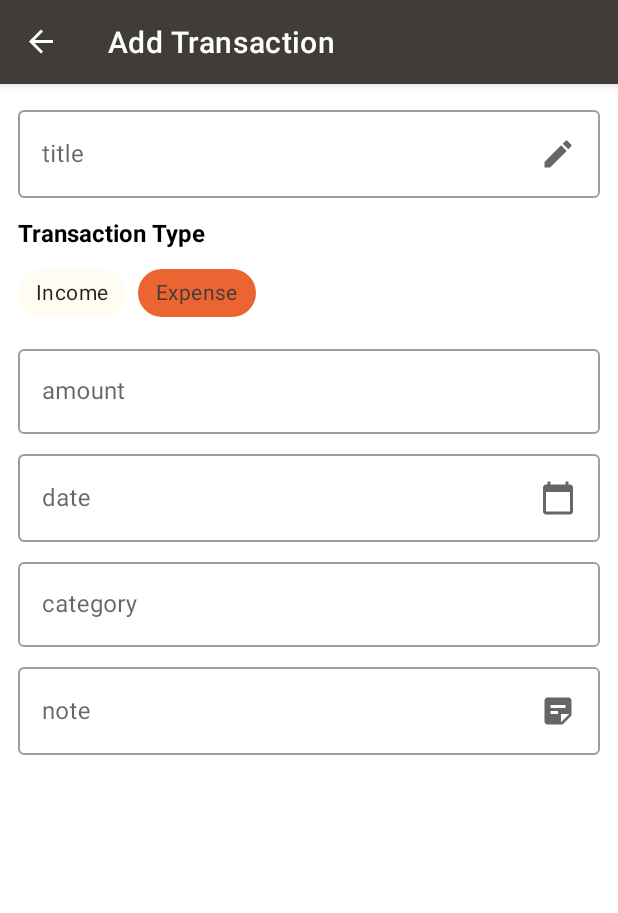
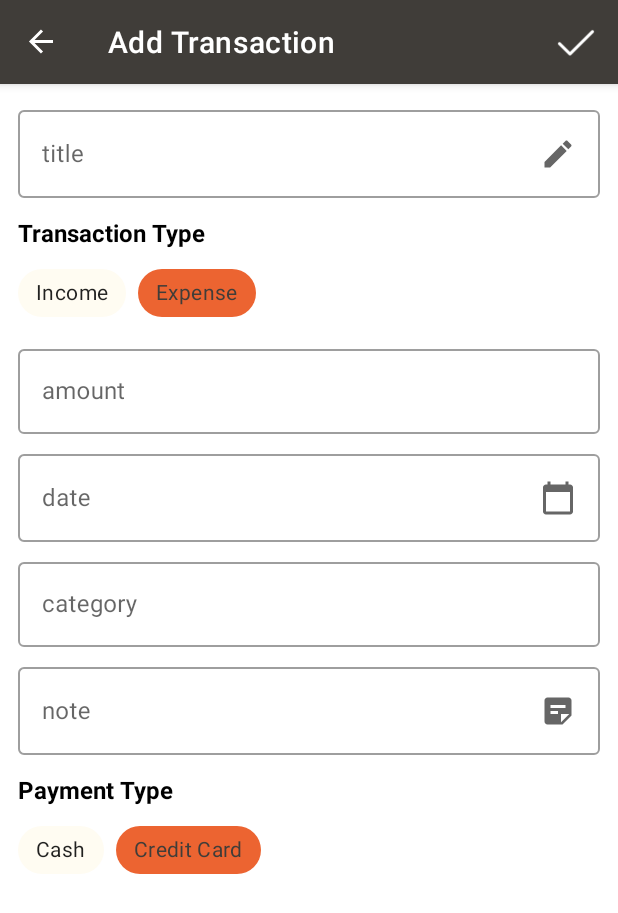
Before and after one commit to Arefyazdkhasti/ArFincance, an Android app: the screen it shows after launch (MainActivity), after a tap on "Add", on a phone screen of 412 x 824 dp. Shown: the top 913 px of the screen. Run offline under Robolectric (Android 15) with nearby library versions, the phone set to English and light mode, and no system bars; our stand-ins replace Dagger/Hilt's generated code, Room's generated code, navigation-ui; libraries missing offline, so code that uses them is left out: androidx.hilt, androidx.hilt.lifecycle, com.xwray.groupie.

Commit message:
room db insert and show add implemented

```diff
--- a/app/src/main/java/com/example/arfinance/data/local/TransactionDao.kt
+++ b/app/src/main/java/com/example/arfinance/data/local/TransactionDao.kt
@@ -10,7 +10,7 @@ import java.util.*
 @Dao
 interface TransactionDao {
 
-    @Insert(onConflict = OnConflictStrategy.IGNORE)
+    @Insert(onConflict = OnConflictStrategy.REPLACE)
     suspend fun insertTransaction(transaction: Transactions)
 
     @Delete
@@ -25,7 +25,7 @@ interface TransactionDao {
     @Query("SELECT * FROM transaction_table WHERE date = :date")
     fun getTransactionByDateAsync(date: String): Flow<List<Transactions>>
 
-    @Query("SELECT * FROM transaction_table WHERE categoryID = :categoryID")
-    fun getTransactionByCategoryAsync(categoryID: Int): Flow<List<Transactions>>
+   /* @Query("SELECT * FROM transaction_table WHERE categoryID = :categoryID")
+    fun getTransactionByCategoryAsync(categoryID: Int): Flow<List<Transactions>>*/
 
 }
--- a/app/src/main/java/com/example/arfinance/data/local/TransactionDataBase.kt
+++ b/app/src/main/java/com/example/arfinance/data/local/TransactionDataBase.kt
@@ -12,27 +12,11 @@ import kotlinx.coroutines.launch
 import javax.inject.Inject
 import javax.inject.Provider
 
-@Database(entities = [Transactions::class], version = 2,exportSchema = false)
+@Database(entities = [Transactions::class], version = 1,exportSchema = false)
 abstract class TransactionDataBase: RoomDatabase() {
 
     abstract fun transactionDao(): TransactionDao
 
-   /* class Callback @Inject constructor(
-        private val database: Provider<TransactionDataBase>,
-        @ApplicationScope private val applicationScope: CoroutineScope
-    ) : RoomDatabase.Callback() {
-
-        override fun onCreate(db: SupportSQLiteDatabase) {
-            super.onCreate(db)
-
-            val dao = database.get().transactionDao()
-
-            applicationScope.launch {
-                dao.insertTransaction(Transactions(0,"r","r",1,"r","r","r"))
-                dao.insertTransaction(Transactions(0,"re","re",1,"re","re","re"))
-            }
-        }
-    }*/
    companion object {
        @Volatile
        private var instance: TransactionDataBase? = null
--- a/app/src/main/java/com/example/arfinance/di/AppModule.kt
+++ b/app/src/main/java/com/example/arfinance/di/AppModule.kt
@@ -9,6 +9,7 @@ import dagger.hilt.android.components.ApplicationComponent
 import dagger.hilt.android.qualifiers.ApplicationContext
 import kotlinx.coroutines.CoroutineScope
 import kotlinx.coroutines.SupervisorJob
+import java.util.*
 import javax.inject.Qualifier
 import javax.inject.Singleton
 
@@ -16,25 +17,12 @@ import javax.inject.Singleton
 @InstallIn(ApplicationComponent::class)
 object AppModule {
 
-    /*@Provides
     @Singleton
-    fun provideDatabase(
-        app: Application,
-        callback: TransactionDataBase.Callback
-    ) = Room.databaseBuilder(app, TransactionDataBase::class.java, "transaction")
-        .fallbackToDestructiveMigration()
-        .addCallback(callback)
-        .build()
-
     @Provides
-    fun provideTaskDao(db: TransactionDataBase) = db.transactionDao()*/
+    fun provideNewsDataBse(@ApplicationContext context: Context) = TransactionDataBase.getDatabase(context)
 
     @Singleton
     @Provides
-    fun provideNewsDataBse(@ApplicationContext context: Context) = TransactionDataBase.getDatabase(context)
-    @Singleton
-    @Provides
-
     fun provideNewsDao(db: TransactionDataBase) = db.transactionDao()
 
 
@@ -42,6 +30,7 @@ object AppModule {
     @Provides
     @Singleton
     fun provideApplicationScope() = CoroutineScope(SupervisorJob())
+
 }
 
 @Retention(AnnotationRetention.RUNTIME)
--- a/app/src/main/java/com/example/arfinance/ui/addEditTransaction/AddEditTransactionFragment.kt
+++ b/app/src/main/java/com/example/arfinance/ui/addEditTransaction/AddEditTransactionFragment.kt
@@ -1,14 +1,16 @@
 package com.example.arfinance.ui.addEditTransaction
 
 import android.os.Bundle
-import android.view.LayoutInflater
+import android.view.*
+import androidx.core.widget.addTextChangedListener
 import androidx.fragment.app.Fragment
-import android.view.View
-import android.view.ViewGroup
 import androidx.fragment.app.viewModels
 import com.example.arfinance.R
+import com.example.arfinance.data.dataModel.Category
 import com.example.arfinance.databinding.AddEditTransactionFragmentBinding
 import com.example.arfinance.util.autoCleared
+import com.example.arfinance.util.enumerian.CategoryType
+import com.example.arfinance.util.enumerian.TransactionType
 import dagger.hilt.android.AndroidEntryPoint
 
 @AndroidEntryPoint
@@ -29,10 +31,50 @@ class AddEditTransactionFragment : Fragment(R.layout.add_edit_transaction_fragme
 
     override fun onViewCreated(view: View, savedInstanceState: Bundle?) {
         super.onViewCreated(view, savedInstanceState)
+        setHasOptionsMenu(true)
 
         binding.apply {
+            title.addTextChangedListener {
+                viewModel.transactionTitle = it.toString()
+            }
+
+            amount.addTextChangedListener {
+                viewModel.transactionAmount = it.toString().toLong()
+            }
+
+            date.addTextChangedListener {
+                viewModel.transactionDate = it.toString()
+            }
+
+            category.addTextChangedListener {
+                viewModel.transactionCategory = it.toString().toInt()
+            }
+
+            note.addTextChangedListener {
+                viewModel.transactionNote = it.toString()
+            }
+
+            if (operationTypeGroup.checkedChipId == 0)
+                viewModel.transactionType = TransactionType.Income
+            else if (operationTypeGroup.checkedChipId == 1)
+                viewModel.transactionType = TransactionType.Expense
 
         }
     }
 
+    override fun onCreateOptionsMenu(menu: Menu, inflater: MenuInflater) {
+        inflater.inflate(R.menu.add_option_menu, menu)
+        super.onCreateOptionsMenu(menu, inflater)
+    }
+
+    override fun onOptionsItemSelected(item: MenuItem): Boolean {
+        return when (item.itemId) {
+            R.id.add_menu_option -> {
+                viewModel.onSaveClick()
+                true
+            }
+            else -> super.onOptionsItemSelected(item)
+        }
+    }
+
 }
--- a/app/src/main/java/com/example/arfinance/ui/transactionList/TransactionListFragment.kt
+++ b/app/src/main/java/com/example/arfinance/ui/transactionList/TransactionListFragment.kt
@@ -1,17 +1,22 @@
 package com.example.arfinance.ui.transactionList
 
-import androidx.lifecycle.ViewModelProvider
 import android.os.Bundle
 import androidx.fragment.app.Fragment
 import android.view.LayoutInflater
 import android.view.View
 import android.view.ViewGroup
+import android.widget.Toast
 import androidx.fragment.app.viewModels
 import androidx.navigation.Navigation
+import androidx.recyclerview.widget.LinearLayoutManager
+import androidx.recyclerview.widget.RecyclerView
 import com.example.arfinance.R
+import com.example.arfinance.data.dataModel.Transactions
 import com.example.arfinance.databinding.TransactionListFragmentBinding
 import com.example.arfinance.util.autoCleared
 import com.example.arfinance.util.interfaces.OpenFullScreenListener
+import com.xwray.groupie.GroupAdapter
+import com.xwray.groupie.GroupieViewHolder
 import dagger.hilt.android.AndroidEntryPoint
 
 @AndroidEntryPoint
@@ -33,7 +38,7 @@ class TransactionListFragment : Fragment(R.layout.transaction_list_fragment) {
         super.onViewCreated(view, savedInstanceState)
         (requireActivity() as OpenFullScreenListener).onScreenClose()
 
-        binding.addTransactionFab.setOnClickListener{
+        binding.addTransactionFab.setOnClickListener {
             if (it == null) return@setOnClickListener
             val action = TransactionListFragmentDirections.addEditTransaction()
             Navigation.findNavController(requireActivity(), it.id).navigate(action)
@@ -42,11 +47,37 @@ class TransactionListFragment : Fragment(R.layout.transaction_list_fragment) {
     }
 
     private fun bindUI() {
+
         binding.header.income.text = "12.200.000 toman"
         viewModel.transaction.observe(viewLifecycleOwner) {
+            println("here")
+            if (it.isNullOrEmpty())
+                Toast.makeText(requireContext(), "gooz", Toast.LENGTH_SHORT).show()
+            else {
+                println(it[0].toString())
+                initTransactionsRecyclerView(it.toTransactionItems(),binding.transactionListRecyclerView)
+            }
 
         }
     }
 
+    private fun initTransactionsRecyclerView(items: List<TransactionItemRecyclerView>, recyclerView: RecyclerView) {
+        val groupAdapter = GroupAdapter<GroupieViewHolder>().apply {
+            addAll(items)
+        }
+
+        recyclerView.apply {
+            layoutManager = LinearLayoutManager(this.context, LinearLayoutManager.VERTICAL, false)
+            adapter = groupAdapter
+        }
+
+        groupAdapter.setOnItemClickListener { item, view ->
+            //todo
+        }
+    }
+
+    private fun List<Transactions>.toTransactionItems(): List<TransactionItemRecyclerView> = this.map {
+        TransactionItemRecyclerView(it)
+    }
 
 }
--- a/app/src/main/java/com/example/arfinance/ui/transactionList/TransactionListViewModel.kt
+++ b/app/src/main/java/com/example/arfinance/ui/transactionList/TransactionListViewModel.kt
@@ -15,19 +15,17 @@ class TransactionListViewModel @ViewModelInject constructor(
     private val transactionDao: TransactionDao
 ) : ViewModel() {
 
-   val transaction = transactionDao.getAllTransactionsAsync().asLiveData()
-
-    private val transactionsEventChannel = Channel<TransactionEvent>()
-    val r = transactionsEventChannel.receiveAsFlow()
-
+    val transaction = transactionDao.getAllTransactionsAsync().asLiveData()
 
     fun OnAddNewTransactionClicked() = viewModelScope.launch {
 
     }
 
-    sealed class TransactionEvent{
+
+    sealed class TransactionEvent {
         object NavigateToAddTransactionScreen : TransactionEvent()
-        data class NavigateToEditTransactionScreen(val transactions: Transactions): TransactionEvent()
+        data class NavigateToEditTransactionScreen(val transactions: Transactions) :
+            TransactionEvent()
 
     }
 }
--- a/app/src/main/res/layout/add_edit_transaction_fragment.xml
+++ b/app/src/main/res/layout/add_edit_transaction_fragment.xml
@@ -153,7 +153,50 @@
 
     </com.google.android.material.textfield.TextInputLayout>
 
+    <androidx.appcompat.widget.AppCompatTextView
+        android:id="@+id/txt_payment_type"
+        android:layout_width="wrap_content"
+        android:layout_height="wrap_content"
+        android:layout_margin="@dimen/large_margin"
+        android:text="@string/payment_type"
+        android:textColor="@color/black"
+        android:textSize="@dimen/large_font"
+        android:textStyle="bold"
 
+        app:layout_constraintStart_toStartOf="parent"
+        app:layout_constraintTop_toBottomOf="@+id/outlinedTextField5" />
+
+
+    <com.google.android.material.chip.ChipGroup
+        android:id="@+id/payment_type_group"
+        android:layout_width="wrap_content"
+        android:layout_height="wrap_content"
+        android:layout_marginStart="@dimen/large_margin"
+        android:layout_marginTop="@dimen/small_margin"
+        app:layout_constraintStart_toStartOf="parent"
+        app:layout_constraintTop_toBottomOf="@+id/txt_payment_type"
+        app:singleLine="true"
+        app:singleSelection="true">
+
+        <com.google.android.material.chip.Chip
+            android:id="@+id/cash"
+            style="@style/Widget.MaterialComponents.Chip.Choice"
+            android:layout_width="wrap_content"
+            android:layout_height="wrap_content"
+            android:text="@string/cash"
+            app:chipBackgroundColor="@color/chip_profit_background_color_selector" />
+
+        <com.google.android.material.chip.Chip
+            android:id="@+id/credit_card"
+            style="@style/Widget.MaterialComponents.Chip.Choice"
+            android:layout_width="wrap_content"
+            android:layout_height="wrap_content"
+            android:checked="true"
+            android:text="@string/credit_card"
+            app:chipBackgroundColor="@color/chip_profit_background_color_selector" />
+
+
+    </com.google.android.material.chip.ChipGroup>
    <!-- <androidx.appcompat.widget.AppCompatButton
         android:layout_width="wrap_content"
         android:layout_height="wrap_content"
--- /dev/null
+++ b/app/src/main/res/menu/add_option_menu.xml
@@ -0,0 +1,10 @@
+<?xml version="1.0" encoding="utf-8"?>
+<menu xmlns:android="http://schemas.android.com/apk/res/android"
+    xmlns:app="http://schemas.android.com/apk/res-auto">
+    <item
+        android:id="@+id/add_menu_option"
+        android:title="@string/add"
+        app:showAsAction="always"
+        android:icon="@drawable/ic_ok_light"
+        android:iconTint="@color/colorAccent"/>
+</menu>
--- a/app/src/main/res/values/strings.xml
+++ b/app/src/main/res/values/strings.xml
@@ -8,7 +8,10 @@
     <string name="title">title</string>
     <string name="income">Income</string>
     <string name="expense">Expense</string>
+    <string name="cash">Cash</string>
+    <string name="credit_card">Credit Card</string>
     <string name="transaction_type">Transaction Type</string>
+    <string name="payment_type">Payment Type</string>
     <string name="amount">amount</string>
     <string name="date">date</string>
     <string name="category">category</string>
```
Also changed, not shown: app/src/main/java/com/example/arfinance/data/dataModel/Category.kt (+6 -3 lines), app/src/main/java/com/example/arfinance/data/dataModel/Transaction.kt (+10 -9 lines), app/src/main/java/com/example/arfinance/ui/addEditTransaction/AddEditTransactionViewModel.kt (+85 -2 lines), app/src/main/java/com/example/arfinance/ui/transactionList/TransactionItemRecyclerView.kt (added, +37 -0 lines), app/src/main/res/drawable/ic_ok_dark.png (added), app/src/main/res/drawable/ic_ok_light.png (added).
